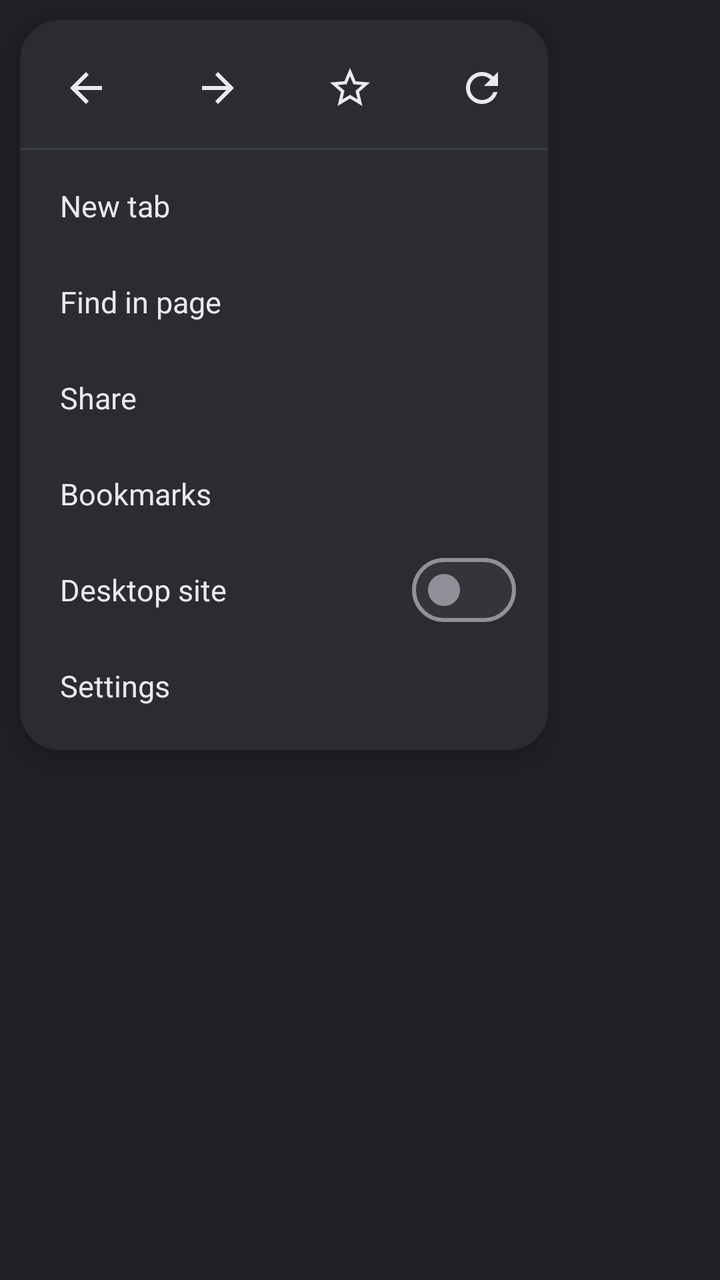
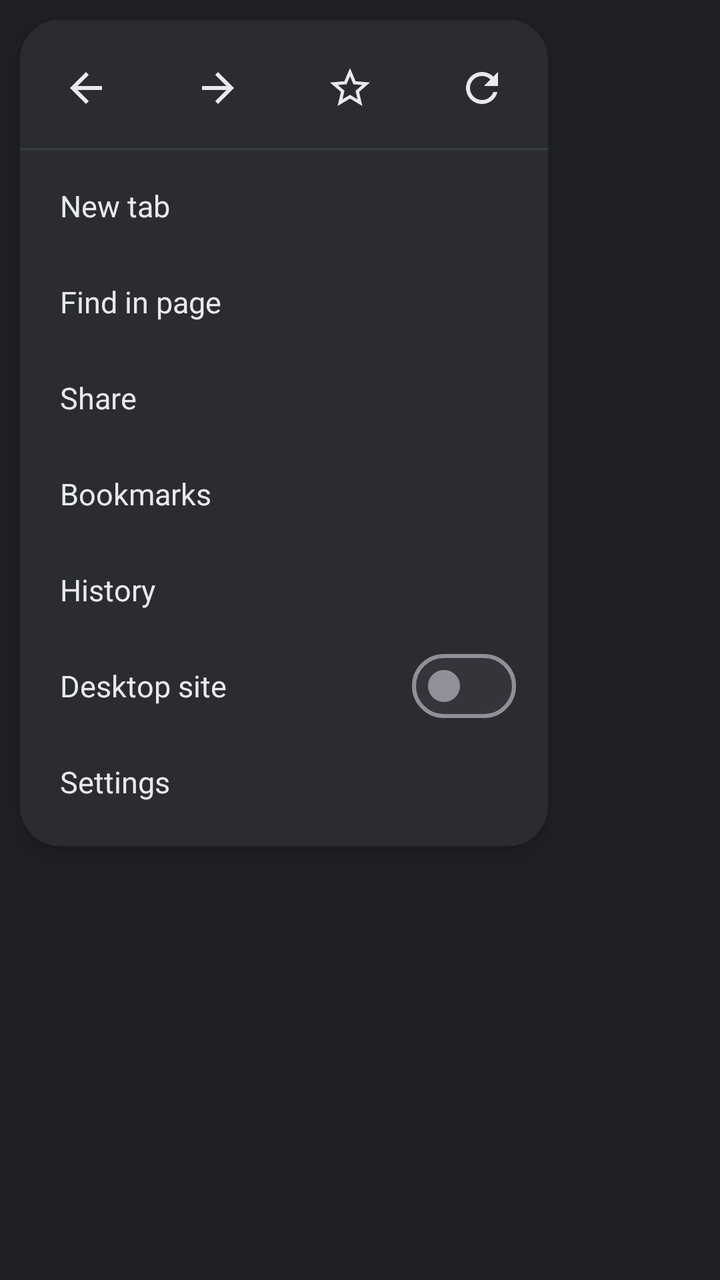

An Android layout rendered at two revisions. The XML below is the earlier revision; the diff shows what the commit changed to produce the second picture.
<!-- AndroidManifest.xml: application theme Theme.Brisa -->
<!-- res/layout/menu_popup.xml -->
<?xml version="1.0" encoding="utf-8"?>
<FrameLayout xmlns:android="http://schemas.android.com/apk/res/android"
    android:layout_width="wrap_content"
    android:layout_height="wrap_content"
    android:clipChildren="false"
    android:clipToPadding="false"
    android:padding="10dp">

    <LinearLayout
        android:id="@+id/card"
        android:layout_width="264dp"
        android:layout_height="wrap_content"
        android:background="@drawable/bg_popup"
        android:elevation="8dp"
        android:orientation="vertical"
        android:paddingVertical="8dp">

        <LinearLayout
            android:id="@+id/iconRow"
            android:layout_width="match_parent"
            android:layout_height="52dp"
            android:orientation="horizontal">

            <ImageButton
                android:id="@+id/iconBack"
                style="@style/IconButton"
                android:layout_width="0dp"
                android:layout_height="match_parent"
                android:layout_weight="1"
                android:contentDescription="@string/back"
                android:src="@drawable/ic_arrow_back" />

            <ImageButton
                android:id="@+id/iconForward"
                style="@style/IconButton"
                android:layout_width="0dp"
                android:layout_height="match_parent"
                android:layout_weight="1"
                android:contentDescription="@string/forward"
                android:src="@drawable/ic_arrow_forward" />

            <ImageButton
                android:id="@+id/iconBookmark"
                style="@style/IconButton"
                android:layout_width="0dp"
                android:layout_height="match_parent"
                android:layout_weight="1"
                android:contentDescription="@string/add_bookmark"
                android:src="@drawable/ic_star_border" />

            <ImageButton
                android:id="@+id/iconReload"
                style="@style/IconButton"
                android:layout_width="0dp"
                android:layout_height="match_parent"
                android:layout_weight="1"
                android:contentDescription="@string/reload"
                android:src="@drawable/ic_refresh" />
        </LinearLayout>

        <View
            android:layout_width="match_parent"
            android:layout_height="1dp"
            android:layout_marginVertical="4dp"
            android:background="@color/divider" />

        <TextView
            android:id="@+id/rowNewTab"
            style="@style/MenuRow"
            android:text="@string/new_tab" />

        <TextView
            android:id="@+id/rowFind"
            style="@style/MenuRow"
            android:text="@string/find_in_page" />

        <TextView
            android:id="@+id/rowShare"
            style="@style/MenuRow"
            android:text="@string/share" />

        <TextView
            android:id="@+id/rowBookmarks"
            style="@style/MenuRow"
            android:text="@string/bookmarks" />

        <LinearLayout
            android:id="@+id/rowDesktop"
            android:layout_width="match_parent"
            android:layout_height="48dp"
            android:background="?attr/selectableItemBackground"
            android:clickable="true"
            android:focusable="true"
            android:gravity="center_vertical"
            android:orientation="horizontal"
            android:paddingStart="20dp"
            android:paddingEnd="16dp">

            <TextView
                android:layout_width="0dp"
                android:layout_height="wrap_content"
                android:layout_weight="1"
                android:text="@string/desktop_site"
                android:textColor="@color/on_bg"
                android:textSize="15sp" />

            <com.google.android.material.materialswitch.MaterialSwitch
                android:id="@+id/desktopSwitch"
                android:layout_width="wrap_content"
                android:layout_height="wrap_content"
                android:clickable="false"
                android:focusable="false" />
        </LinearLayout>

        <TextView
            android:id="@+id/rowSettings"
            style="@style/MenuRow"
            android:text="@string/settings" />
    </LinearLayout>
</FrameLayout>
<!-- resources referenced by this layout -->
<resources>
  <color name="divider">#3C4043</color>
  <color name="on_bg">#E8EAED</color>
  <!-- drawable bg_popup (drawable) -->
  <?xml version="1.0" encoding="utf-8"?>
  <shape xmlns:android="http://schemas.android.com/apk/res/android" android:shape="rectangle">
      <solid android:color="@color/popup" />
      <corners android:radius="20dp" />
  </shape>
  <!-- drawable ic_arrow_back (drawable) -->
  <?xml version="1.0" encoding="utf-8"?>
  <vector xmlns:android="http://schemas.android.com/apk/res/android"
      android:width="24dp"
      android:height="24dp"
      android:viewportWidth="24"
      android:viewportHeight="24">
      <path
          android:fillColor="#FFFFFFFF"
          android:pathData="M20,11H7.83l5.59,-5.59L12,4l-8,8 8,8 1.41,-1.41L7.83,13H20v-2z" />
  </vector>
  <!-- drawable ic_arrow_forward (drawable) -->
  <?xml version="1.0" encoding="utf-8"?>
  <vector xmlns:android="http://schemas.android.com/apk/res/android"
      android:width="24dp"
      android:height="24dp"
      android:viewportWidth="24"
      android:viewportHeight="24">
      <path
          android:fillColor="#FFFFFFFF"
          android:pathData="M12,4l-1.41,1.41L16.17,11H4v2h12.17l-5.58,5.59L12,20l8,-8z" />
  </vector>
  <!-- drawable ic_star_border (drawable) -->
  <?xml version="1.0" encoding="utf-8"?>
  <vector xmlns:android="http://schemas.android.com/apk/res/android"
      android:width="24dp"
      android:height="24dp"
      android:viewportWidth="24"
      android:viewportHeight="24">
      <path
          android:fillColor="#FFFFFFFF"
          android:pathData="M22,9.24l-7.19,-0.62L12,2 9.19,8.63 2,9.24l5.46,4.73L5.82,21 12,17.27 18.18,21l-1.63,-7.03L22,9.24zM12,15.4l-3.76,2.27 1,-4.28 -3.32,-2.88 4.38,-0.38L12,6.1l1.71,4.04 4.38,0.38 -3.32,2.88 1,4.28L12,15.4z" />
  </vector>
  <string name="add_bookmark">Add bookmark</string>
  <string name="back">Back</string>
  <string name="bookmarks">Bookmarks</string>
  <string name="desktop_site">Desktop site</string>
  <string name="find_in_page">Find in page</string>
  <string name="forward">Forward</string>
  <string name="new_tab">New tab</string>
  <string name="reload">Reload</string>
  <string name="settings">Settings</string>
  <string name="share">Share</string>
  <style name="IconButton">
          <item name="android:layout_width">44dp</item>
          <item name="android:layout_height">44dp</item>
          <item name="android:background">?attr/selectableItemBackgroundBorderless</item>
          <item name="android:tint">@color/on_bg</item>
      </style>
  <style name="MenuRow">
          <item name="android:layout_width">match_parent</item>
          <item name="android:layout_height">48dp</item>
          <item name="android:background">?attr/selectableItemBackground</item>
          <item name="android:clickable">true</item>
          <item name="android:focusable">true</item>
          <item name="android:gravity">center_vertical</item>
          <item name="android:paddingHorizontal">20dp</item>
          <item name="android:textColor">@color/on_bg</item>
          <item name="android:textSize">15sp</item>
      </style>
  <color name="popup">#2B2C2F</color>
  <color name="accent">#8AB4F8</color>
  <color name="on_accent">#202124</color>
  <color name="bg">#202124</color>
  <color name="muted">#9AA0A6</color>
  <color name="toolbar">#35363A</color>
  <style name="BrisaSheetDialog" parent="ThemeOverlay.Material3.BottomSheetDialog">
          <item name="bottomSheetStyle">@style/BrisaSheet</item>
          <item name="android:navigationBarColor">@color/popup</item>
      </style>
  <style name="BrisaSheet" parent="Widget.Material3.BottomSheet.Modal">
          <item name="backgroundTint">@color/popup</item>
      </style>
  <!-- unchanged entries left out for length: 2 -->
</resources>

<!-- the commit's change to res/layout/menu_popup.xml (unified diff, before → after) -->
@@ -84,6 +84,11 @@
             style="@style/MenuRow"
             android:text="@string/bookmarks" />
 
+        <TextView
+            android:id="@+id/rowHistory"
+            style="@style/MenuRow"
+            android:text="@string/history" />
+
         <LinearLayout
             android:id="@+id/rowDesktop"
             android:layout_width="match_parent"
<!-- resource entries referenced after the edit -->
@@ -47,6 +47,7 @@
   <string name="desktop_site">Desktop site</string>
   <string name="find_in_page">Find in page</string>
   <string name="forward">Forward</string>
+  <string name="history">History</string>
   <string name="new_tab">New tab</string>
   <string name="reload">Reload</string>
   <string name="settings">Settings</string>
